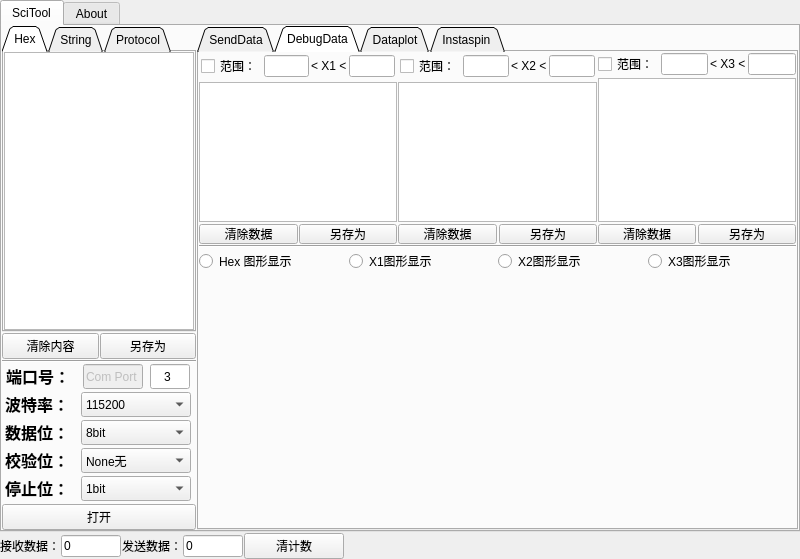
wuliaodew/sci_tool, file sci_tool.ui: the form before one commit.
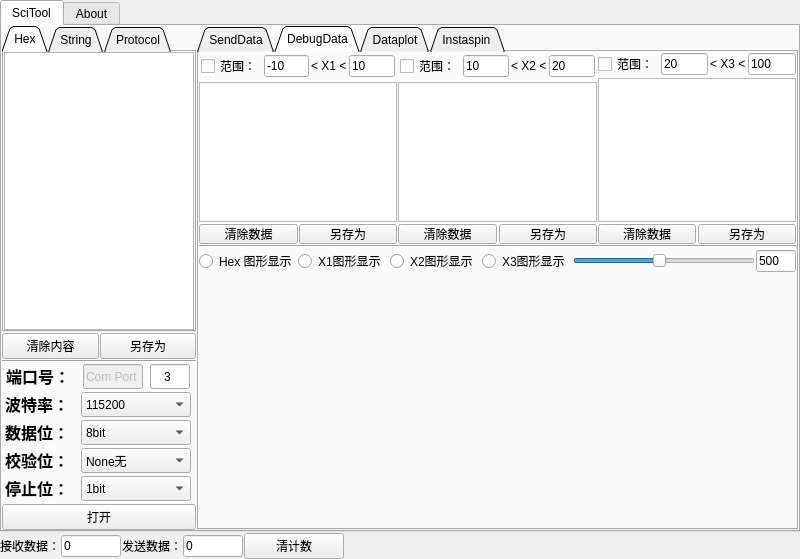
The form after the commit.

The edit to the form file:
```diff
--- a/sci_tool.ui
+++ b/sci_tool.ui
@@ -1305,7 +1305,7 @@
                      <string/>
                     </property>
                     <property name="text">
-                     <string/>
+                     <string>-10</string>
                     </property>
                     <property name="maxLength">
                      <number>6</number>
@@ -1325,7 +1325,7 @@
                      <string/>
                     </property>
                     <property name="text">
-                     <string/>
+                     <string>10</string>
                     </property>
                     <property name="maxLength">
                      <number>6</number>
@@ -1411,7 +1411,7 @@
                      <string/>
                     </property>
                     <property name="text">
-                     <string/>
+                     <string>10</string>
                     </property>
                     <property name="maxLength">
                      <number>6</number>
@@ -1431,7 +1431,7 @@
                      <string/>
                     </property>
                     <property name="text">
-                     <string/>
+                     <string>20</string>
                     </property>
                     <property name="maxLength">
                      <number>6</number>
@@ -1520,7 +1520,7 @@
                      <string/>
                     </property>
                     <property name="text">
-                     <string/>
+                     <string>20</string>
                     </property>
                     <property name="maxLength">
                      <number>6</number>
@@ -1540,7 +1540,7 @@
                      <string/>
                     </property>
                     <property name="text">
-                     <string/>
+                     <string>100</string>
                     </property>
                     <property name="maxLength">
                      <number>6</number>
@@ -1610,7 +1610,7 @@
              </widget>
             </item>
             <item>
-             <layout class="QHBoxLayout" name="horizontalLayout_19">
+             <layout class="QHBoxLayout" name="horizontalLayout_19" stretch="1,1,1,1,2,0">
               <item>
                <widget class="QRadioButton" name="hexselec_radio">
                 <property name="text">
@@ -1639,6 +1639,41 @@
                 </property>
                </widget>
               </item>
+              <item>
+               <widget class="QSlider" name="plotnum_Slider">
+                <property name="minimum">
+                 <number>50</number>
+                </property>
+                <property name="maximum">
+                 <number>1000</number>
+                </property>
+                <property name="value">
+                 <number>500</number>
+                </property>
+                <property name="orientation">
+                 <enum>Qt::Horizontal</enum>
+                </property>
+               </widget>
+              </item>
+              <item>
+               <widget class="QLineEdit" name="plotnum_lineEdit">
+                <property name="maximumSize">
+                 <size>
+                  <width>40</width>
+                  <height>16777215</height>
+                 </size>
+                </property>
+                <property name="inputMask">
+                 <string>9999; </string>
+                </property>
+                <property name="text">
+                 <string>500</string>
+                </property>
+                <property name="readOnly">
+                 <bool>true</bool>
+                </property>
+               </widget>
+              </item>
              </layout>
             </item>
             <item>
```
